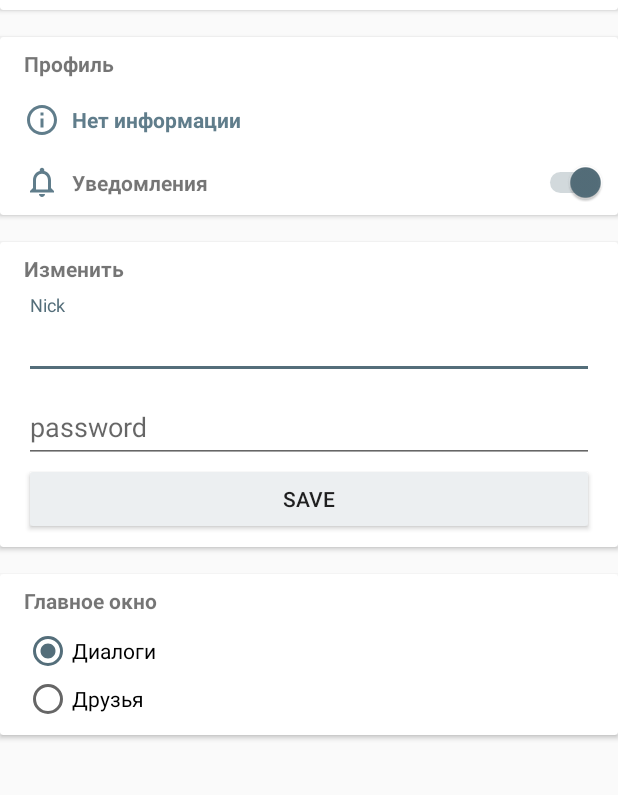
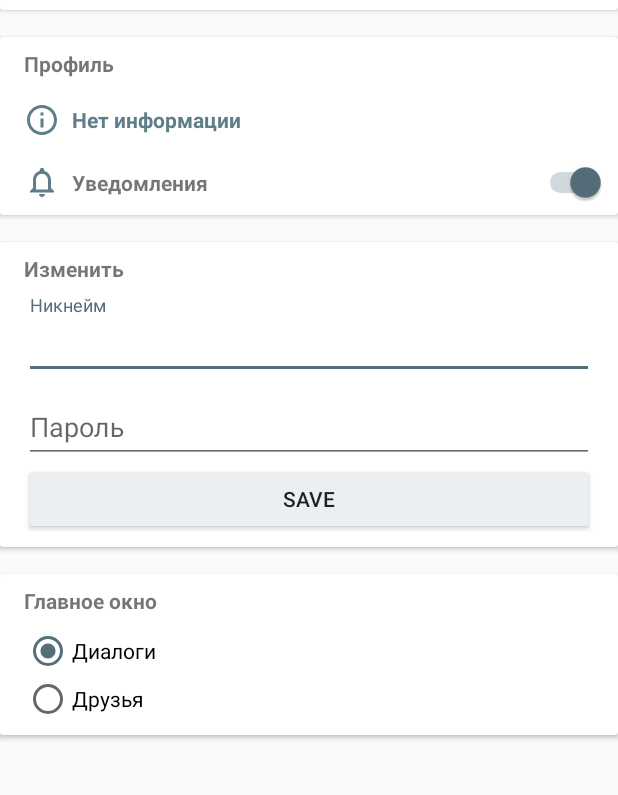
Before and after one commit to FromSi/FS_iMaytber, an Android app: the MainActivity screen opened directly, with no data from a screen before it, in the side drawer, after a tap on "Настройки", on a phone screen of 412 x 824 dp, the part 272-1067 px from its top. Run offline under Robolectric (Android 15) with nearby library versions, the phone set to English and light mode, and no system bars; our stand-ins replace ButterKnife, CircleImageView, Firebase (no records; nobody signed in at launch, a user with empty details on screens opened directly), Picasso, Room's generated code and 1 more; pictures from the network do not load.

Commit message:
fix code

```diff
--- a/app/src/main/java/kz/sgq/fs_imaytber/room/AppDatabase.java
+++ b/app/src/main/java/kz/sgq/fs_imaytber/room/AppDatabase.java
@@ -16,7 +16,7 @@ import kz.sgq.fs_imaytber.room.table.TableUsers;
 
 @Database(entities = {TableChats.class, TableFriends.class,
         TableMessages.class, TableProfile.class,
-        TableUsers.class}, version = 1)
+        TableUsers.class}, version = 1, exportSchema = false)
 public abstract class AppDatabase extends RoomDatabase {
     public abstract DaoChats chats();
 
--- a/app/src/main/java/kz/sgq/fs_imaytber/ui/activity/MainActivity.java
+++ b/app/src/main/java/kz/sgq/fs_imaytber/ui/activity/MainActivity.java
@@ -21,6 +21,7 @@ import com.squareup.picasso.Picasso;
 
 import java.util.Objects;
 
+import butterknife.BindString;
 import butterknife.BindView;
 import butterknife.ButterKnife;
 import de.hdodenhof.circleimageview.CircleImageView;
@@ -40,6 +41,13 @@ public class MainActivity extends AppCompatActivity implements MainView {
     DrawerLayout drawerLayout;
     @BindView(R.id.toolbar)
     Toolbar toolbar;
+
+    @BindString(R.string.contacts)
+    String contacts;
+    @BindString(R.string.dialogs)
+    String dialogs;
+    @BindString(R.string.settings)
+    String settings;
 
     private View headerNavigation;
     private TextView nick;
@@ -72,17 +80,17 @@ public class MainActivity extends AppCompatActivity implements MainView {
         settingsFragment = new SettingsFragment();
         if (getIntent().getBooleanExtra("fragment", false)) {
             navigationView.getMenu().getItem(1).setChecked(true);
-            Objects.requireNonNull(getSupportActionBar()).setTitle("Друзья");
+            Objects.requireNonNull(getSupportActionBar()).setTitle(contacts);
             stepFragments(friendFragment);
         } else {
             if (getSharedPreferences("local", MODE_PRIVATE)
                     .getBoolean("main_fragment", true)) {
                 navigationView.getMenu().getItem(0).setChecked(true);
-                Objects.requireNonNull(getSupportActionBar()).setTitle("Диалоги");
+                Objects.requireNonNull(getSupportActionBar()).setTitle(dialogs);
                 stepFragments(historyFragment);
             } else {
                 navigationView.getMenu().getItem(1).setChecked(true);
-                Objects.requireNonNull(getSupportActionBar()).setTitle("Друзья");
+                Objects.requireNonNull(getSupportActionBar()).setTitle(dialogs);
                 stepFragments(friendFragment);
             }
         }
@@ -176,7 +184,7 @@ public class MainActivity extends AppCompatActivity implements MainView {
                         navigationView.getMenu().getItem(0).setChecked(true);
                         navigationView.getMenu().getItem(1).setChecked(false);
                         navigationView.getMenu().getItem(2).setChecked(false);
-                        Objects.requireNonNull(getSupportActionBar()).setTitle("Диалоги");
+                        Objects.requireNonNull(getSupportActionBar()).setTitle(dialogs);
                         stepFragments(historyFragment);
                     }
                     break;
@@ -185,7 +193,7 @@ public class MainActivity extends AppCompatActivity implements MainView {
                         navigationView.getMenu().getItem(0).setChecked(false);
                         navigationView.getMenu().getItem(1).setChecked(true);
                         navigationView.getMenu().getItem(2).setChecked(false);
-                        Objects.requireNonNull(getSupportActionBar()).setTitle("Друзья");
+                        Objects.requireNonNull(getSupportActionBar()).setTitle(contacts);
                         stepFragments(friendFragment);
                     }
                     break;
@@ -194,7 +202,7 @@ public class MainActivity extends AppCompatActivity implements MainView {
                         navigationView.getMenu().getItem(0).setChecked(false);
                         navigationView.getMenu().getItem(1).setChecked(false);
                         navigationView.getMenu().getItem(2).setChecked(true);
-                        Objects.requireNonNull(getSupportActionBar()).setTitle("Настройки");
+                        Objects.requireNonNull(getSupportActionBar()).setTitle(settings);
                         stepFragments(settingsFragment);
                     }
                     break;
--- a/app/src/main/res/layout/fragment_dialogs.xml
+++ b/app/src/main/res/layout/fragment_dialogs.xml
@@ -15,5 +15,5 @@
         android:layout_width="match_parent"
         android:layout_height="match_parent"
         android:gravity="center"
-        android:text="Нет диалогов" />
+        android:text="@string/no_dialogs" />
 </LinearLayout>
--- a/app/src/main/res/layout/fragment_settings.xml
+++ b/app/src/main/res/layout/fragment_settings.xml
@@ -171,7 +171,7 @@
                             android:layout_width="match_parent"
                             android:digits="abcdefghijklmnopqrstuvwxyz0123456789ABCDEFGHIJKLMNOPQRSTUVWXYZ"
                             android:layout_height="wrap_content"
-                            android:hint="Nick" />
+                            android:hint="@string/nick" />
                     </android.support.design.widget.TextInputLayout>
 
                     <android.support.design.widget.TextInputLayout
@@ -186,7 +186,7 @@
                             android:layout_width="match_parent"
                             android:digits="abcdefghijklmnopqrstuvwxyz0123456789ABCDEFGHIJKLMNOPQRSTUVWXYZ"
                             android:layout_height="wrap_content"
-                            android:hint="password" />
+                            android:hint="@string/password" />
                     </android.support.design.widget.TextInputLayout>
 
                     <Button
--- a/app/src/main/res/menu/navigation_menu.xml
+++ b/app/src/main/res/menu/navigation_menu.xml
@@ -3,17 +3,17 @@
     <item
         android:id="@+id/message"
         android:icon="@drawable/message"
-        android:title="Диалоги" />
+        android:title="@string/dialogs" />
     <item
         android:id="@+id/friends"
         android:icon="@drawable/friend"
-        android:title="Друзья" />
+        android:title="@string/contacts" />
     <item
         android:id="@+id/settings"
         android:icon="@drawable/settings"
-        android:title="Настройки" />
+        android:title="@string/settings" />
     <item
         android:id="@+id/exit"
         android:icon="@drawable/exit"
-        android:title="Выход" />
+        android:title="@string/exit_menu" />
 </menu>
--- a/app/src/main/res/values/strings.xml
+++ b/app/src/main/res/values/strings.xml
@@ -4,6 +4,11 @@
     <string name="close">close</string>
     <string name="cancel">Отмена</string>
     <string name="ok">Принять</string>
+    <string name="password">Пароль</string>
+    <string name="nick">Никнейм</string>
+    <string name="log">Логин</string>
+    <string name="login">Вход</string>
+    <string name="signup">Регистрация</string>
     <string name="exit">Вы точно хотите выйти из аккаунта?</string>
     <string name="id_user">ID</string>
     <string name="loading">Загрузка</string>
@@ -16,6 +21,11 @@
     <string name="delete_friend">Удалить</string>
     <string name="delete_friend_dialog">Вы точно хотите удалить пользователя из контактов?</string>
 
+    <string name="contacts">Контакты</string>
+    <string name="dialogs">Диалоги</string>
+    <string name="settings">Настройки</string>
+    <string name="exit_menu">Выход</string>
+
     <string name="toast_delete_friend">Пользователь удален из контактов</string>
     <string name="toast_add_friend">Пользователь добавлен в контакты</string>
 
@@ -27,7 +37,7 @@
     <string name="snacbar_error_settings">Ошибка при сохранении</string>
     <string name="snacbar_error_upload_image">Ошибка загрузки изображения</string>
     <string name="hint_text">Напишите текст</string>
-    <string name="bio">bio</string>
+    <string name="bio">Статус</string>
     <string name="notification">Уведомления</string>
     <string name="no_dialogs">Нет диалогов</string>
     <string name="no_contacts">Нет контактов</string>
```
Also changed, not shown: app/src/main/res/layout/activity_base.xml (+1 -12 lines), app/src/main/res/layout/fragment_friends.xml (+0 -8 lines), app/src/main/res/layout/fragment_login.xml (+4 -4 lines), app/src/main/res/layout/fragment_signup.xml (+5 -5 lines).
